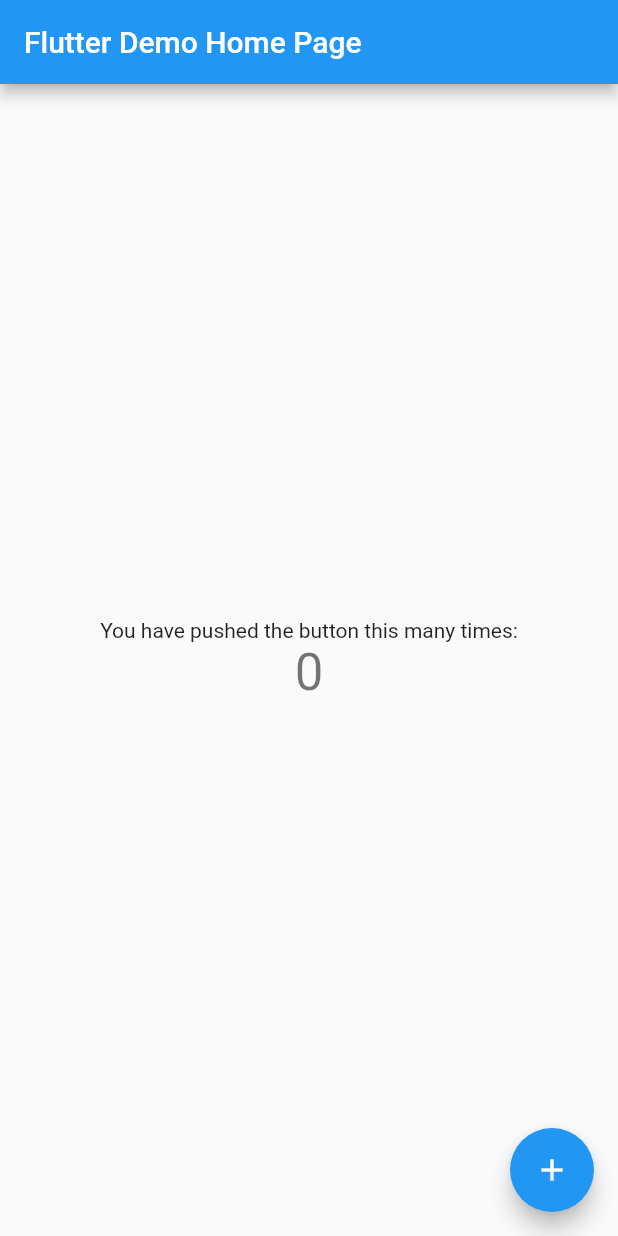
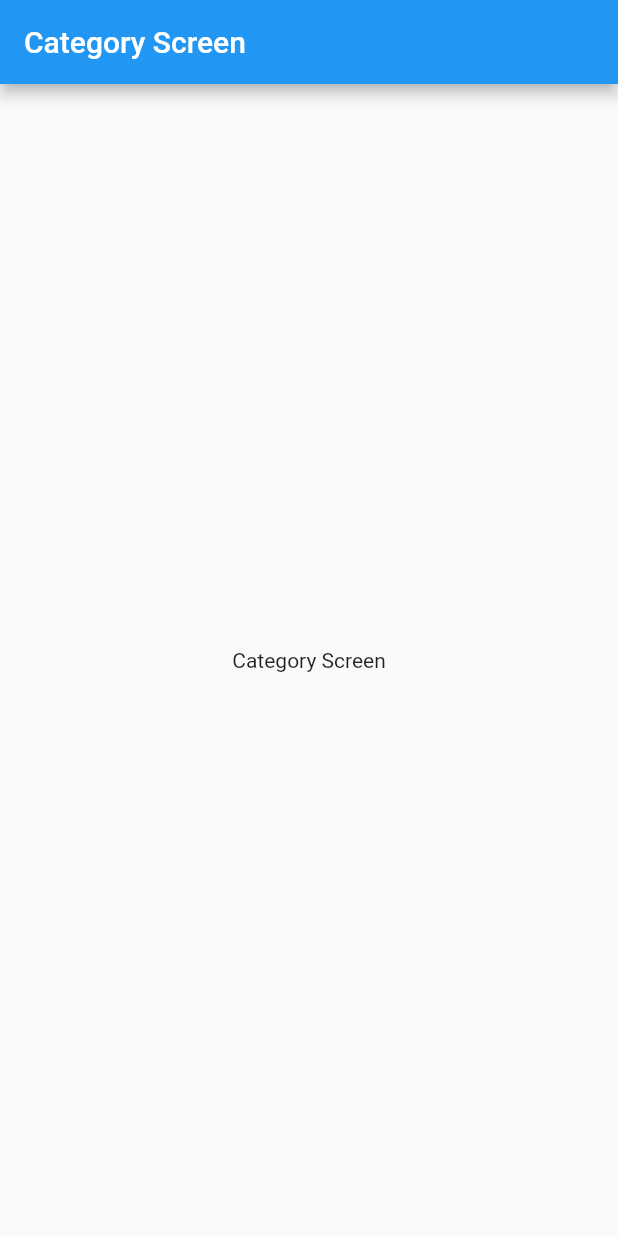
Before and after one commit to khsh90/Flutter-Projects, a Flutter app: the screen it shows after launch, on a phone screen of 412 x 824 dp. Run offline on Flutter 3.47's test engine with Material 2 defaults, Android fonts, the phone set to English and light mode, and no system bars; our stand-ins replace date_time_picker.

Commit message:
meals category Page

```diff
--- a/mealsbykhaled/mealsbykhaled/lib/main.dart
+++ b/mealsbykhaled/mealsbykhaled/lib/main.dart
@@ -1,115 +1,32 @@
 import 'package:flutter/material.dart';
+import '../pages/categorypage.dart';
 
-void main() {
-  runApp(const MyApp());
-}
+void main() => runApp(MyApp());
 
 class MyApp extends StatelessWidget {
-  const MyApp({Key? key}) : super(key: key);
-
-  // This widget is the root of your application.
   @override
   Widget build(BuildContext context) {
     return MaterialApp(
-      title: 'Flutter Demo',
-      theme: ThemeData(
-        // This is the theme of your application.
-        //
-        // Try running your application with "flutter run". You'll see the
-        // application has a blue toolbar. Then, without quitting the app, try
-        // changing the primarySwatch below to Colors.green and then invoke
-        // "hot reload" (press "r" in the console where you ran "flutter run",
-        // or simply save your changes to "hot reload" in a Flutter IDE).
-        // Notice that the counter didn't reset back to zero; the application
-        // is not restarted.
-        primarySwatch: Colors.blue,
-      ),
-      home: const MyHomePage(title: 'Flutter Demo Home Page'),
+      home: CategoryPage(),
     );
   }
 }
 
-class MyHomePage extends StatefulWidget {
-  const MyHomePage({Key? key, required this.title}) : super(key: key);
+// class KhaledMeals extends StatefulWidget {
+//   @override
+//   State<KhaledMeals> createState() => _KhaledMealsState();
+// }
 
-  // This widget is the home page of your application. It is stateful, meaning
-  // that it has a State object (defined below) that contains fields that affect
-  // how it looks.
-
-  // This class is the configuration for the state. It holds the values (in this
-  // case the title) provided by the parent (in this case the App widget) and
-  // used by the build method of the State. Fields in a Widget subclass are
-  // always marked "final".
-
-  final String title;
-
-  @override
-  State<MyHomePage> createState() => _MyHomePageState();
-}
-
-class _MyHomePageState extends State<MyHomePage> {
-  int _counter = 0;
-
-  void _incrementCounter() {
-    setState(() {
-      // This call to setState tells the Flutter framework that something has
-      // changed in this State, which causes it to rerun the build method below
-      // so that the display can reflect the updated values. If we changed
-      // _counter without calling setState(), then the build method would not be
-      // called again, and so nothing would appear to happen.
-      _counter++;
-    });
-  }
-
-  @override
-  Widget build(BuildContext context) {
-    // This method is rerun every time setState is called, for instance as done
-    // by the _incrementCounter method above.
-    //
-    // The Flutter framework has been optimized to make rerunning build methods
-    // fast, so that you can just rebuild anything that needs updating rather
-    // than having to individually change instances of widgets.
-    return Scaffold(
-      appBar: AppBar(
-        // Here we take the value from the MyHomePage object that was created by
-        // the App.build method, and use it to set our appbar title.
-        title: Text(widget.title),
-      ),
-      body: Center(
-        // Center is a layout widget. It takes a single child and positions it
-        // in the middle of the parent.
-        child: Column(
-          // Column is also a layout widget. It takes a list of children and
-          // arranges them vertically. By default, it sizes itself to fit its
-          // children horizontally, and tries to be as tall as its parent.
-          //
-          // Invoke "debug painting" (press "p" in the console, choose the
-          // "Toggle Debug Paint" action from the Flutter Inspector in Android
-          // Studio, or the "Toggle Debug Paint" command in Visual Studio Code)
-          // to see the wireframe for each widget.
-          //
-          // Column has various properties to control how it sizes itself and
-          // how it positions its children. Here we use mainAxisAlignment to
-          // center the children vertically; the main axis here is the vertical
-          // axis because Columns are vertical (the cross axis would be
-          // horizontal).
-          mainAxisAlignment: MainAxisAlignment.center,
-          children: <Widget>[
-            const Text(
-              'You have pushed the button this many times:',
-            ),
-            Text(
-              '$_counter',
-              style: Theme.of(context).textTheme.headline4,
-            ),
-          ],
-        ),
-      ),
-      floatingActionButton: FloatingActionButton(
-        onPressed: _incrementCounter,
-        tooltip: 'Increment',
-        child: const Icon(Icons.add),
-      ), // This trailing comma makes auto-formatting nicer for build methods.
-    );
-  }
-}
+// class _KhaledMealsState extends State<KhaledMeals> {
+//   @override
+//   Widget build(BuildContext context) {
+//     return Scaffold(
+//       appBar: AppBar(
+//         title: const Text('Khaled Meals'),
+//       ),
+//       body: const Center(
+//         child: Text('Khaled Meals'),
+//       ),
+//     );
+//   }
+// }
--- /dev/null
+++ b/mealsbykhaled/mealsbykhaled/lib/pages/categorypage.dart
@@ -0,0 +1,15 @@
+import 'package:flutter/material.dart';
+
+class CategoryPage extends StatelessWidget {
+  @override
+  Widget build(BuildContext context) {
+    return Scaffold(
+      appBar: AppBar(
+        title: const Text('Category Screen'),
+      ),
+      body: const Center(
+        child: Text('Category Screen'),
+      ),
+    );
+  }
+}
```
